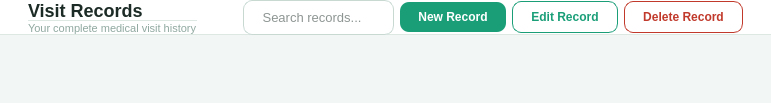
Before: the Qt Designer form src/ui/page_records.ui in shasheenahdeeneillelumasag/CCC151---Group-Project, drawn with Qt 5.
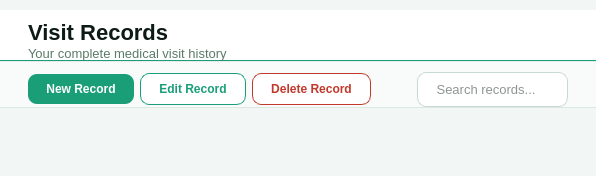
After: the same form once the commit is applied.

Patch:
```diff
--- a/src/ui/page_records.ui
+++ b/src/ui/page_records.ui
@@ -13,20 +13,53 @@
   </property>
   <layout class="QVBoxLayout" name="recLayout">
    <property name="spacing"><number>0</number></property>
-   <property name="leftMargin"><number>0</number></property><property name="topMargin"><number>0</number></property><property name="rightMargin"><number>0</number></property><property name="bottomMargin"><number>0</number></property>
+   <property name="leftMargin"><number>0</number></property><property name="topMargin"><number>10</number></property><property name="rightMargin"><number>0</number></property><property name="bottomMargin"><number>0</number></property>
 
    
    <item>
     <widget class="QFrame" name="topbar">
-     <property name="styleSheet"><string>QFrame { background: #FFFFFF; border-bottom: 1px solid #DDE8E3; }</string></property>
-     <property name="minimumHeight"><number>62</number></property><property name="maximumHeight"><number>62</number></property>
-     <layout class="QHBoxLayout"><property name="leftMargin"><number>28</number></property><property name="topMargin"><number>0</number></property><property name="rightMargin"><number>28</number></property><property name="bottomMargin"><number>0</number></property>
+      <property name="styleSheet"><string>QFrame#topbar { background: #FFFFFF; border-bottom: 1px solid #1A9E78; }</string></property>
+       <property name="minimumHeight"><number>72</number></property><property name="maximumHeight"><number>72</number></property>
+       <layout class="QHBoxLayout"><property name="leftMargin"><number>28</number></property><property name="topMargin"><number>10</number></property><property name="rightMargin"><number>28</number></property><property name="bottomMargin"><number>0</number></property>
       <item><layout class="QVBoxLayout"><property name="spacing"><number>1</number></property>
-       <item><widget class="QLabel"><property name="text"><string>Visit Records</string></property><property name="styleSheet"><string>QLabel { font-size: 18px; font-weight: bold; color: #1C2B25; }</string></property></widget></item>
-       <item><widget class="QLabel"><property name="text"><string>Your complete medical visit history</string></property><property name="styleSheet"><string>QLabel { font-size: 11px; color: #8FA89F; }</string></property></widget></item>
-      </layout></item>
+         <item><widget class="QLabel"><property name="text"><string>Visit Records</string></property><property name="styleSheet"><string>QLabel { font-size: 22px; font-weight: bold; color: #0D1B16; }</string></property></widget></item>
+         <item><widget class="QLabel"><property name="text"><string>Your complete medical visit history</string></property><property name="styleSheet"><string>QLabel { font-size: 13px; color: #5A7A6A; }</string></property></widget></item>
+        </layout></item>
+       </layout>
+      </widget>
+     </item>
       <item>
- <spacer name="horizontalSpacer">
+      <widget class="QFrame" name="toolbar">
+       <property name="styleSheet">
+        <string>QFrame#toolbar { background: #F8FBFA; border-bottom: 1px solid #DDE8E3; border-top: 1px solid #E4EDE9; }</string>
+      </property>
+      <property name="minimumHeight"><number>48</number></property>
+      <property name="maximumHeight"><number>48</number></property>
+      <layout class="QHBoxLayout">
+       <property name="leftMargin"><number>28</number></property>
+       <property name="topMargin"><number>10</number></property>
+       <property name="rightMargin"><number>28</number></property>
+       <property name="bottomMargin"><number>0</number></property>
+       <item>
+        <widget class="QPushButton" name="btnNewRecord">
+         <property name="text"><string>New Record</string></property>
+         <property name="styleSheet"><string>QPushButton { background: #1A9E78; color: #FFF; font-size: 12px; font-weight: 600; border: none; border-radius: 9px; padding: 8px 18px; } QPushButton:hover { background: #0D6B52; }</string></property>
+        </widget>
+       </item>
+       <item>
+        <widget class="QPushButton" name="btnEditRecord">
+         <property name="text"><string>Edit Record</string></property>
+         <property name="styleSheet"><string>QPushButton { background: #FFFFFF; color: #1A9E78; font-size: 12px; font-weight: 600; border: 1px solid #1A9E78; border-radius: 9px; padding: 8px 18px; } QPushButton:hover { background: #E3F5EE; }</string></property>
+        </widget>
+       </item>
+       <item>
+        <widget class="QPushButton" name="btnDeleteRecord">
+         <property name="text"><string>Delete Record</string></property>
+         <property name="styleSheet"><string>QPushButton { background: #FFFFFF; color: #C0392B; font-size: 12px; font-weight: 600; border: 1px solid #C0392B; border-radius: 9px; padding: 8px 18px; } QPushButton:hover { background: #FDECEB; }</string></property>
+        </widget>
+       </item>
+       <item>
+        <spacer>
   <property name="orientation">
    <enum>Qt::Horizontal</enum>
   </property>
@@ -38,14 +71,16 @@
   </property>
  </spacer>
 </item>
-      <item><widget class="QLineEdit" name="searchInput"><property name="placeholderText"><string> Search records...</string></property><property name="minimumWidth"><number>200</number></property><property name="maximumWidth"><number>240</number></property></widget></item>
-      <item><widget class="QPushButton" name="btnNewRecord"><property name="text"><string>New Record</string></property><property name="styleSheet"><string>QPushButton { background: #1A9E78; color: #FFF; font-size: 12px; font-weight: 600; border: none; border-radius: 9px; padding: 8px 18px; } QPushButton:hover { background: #0D6B52; }</string></property></widget></item>
-      <item><widget class="QPushButton" name="btnEditRecord"><property name="text"><string>Edit Record</string></property><property name="styleSheet"><string>QPushButton { background: #FFFFFF; color: #1A9E78; font-size: 12px; font-weight: 600; border: 1px solid #1A9E78; border-radius: 9px; padding: 8px 18px; } QPushButton:hover { background: #E3F5EE; }</string></property></widget></item>
-      <item><widget class="QPushButton" name="btnDeleteRecord"><property name="text"><string>Delete Record</string></property><property name="styleSheet"><string>QPushButton { background: #FFFFFF; color: #C0392B; font-size: 12px; font-weight: 600; border: 1px solid #C0392B; border-radius: 9px; padding: 8px 18px; } QPushButton:hover { background: #FDECEB; }</string></property></widget></item>
+       <item>
+        <widget class="QLineEdit" name="searchInput">
+         <property name="placeholderText"><string> Search records...</string></property>
+         <property name="minimumWidth"><number>200</number></property>
+         <property name="maximumWidth"><number>240</number></property>
+        </widget>
+       </item>
      </layout>
     </widget>
    </item>
-
    <item>
     <widget class="QScrollArea" name="scrollArea">
      <property name="widgetResizable"><bool>true</bool></property>
```
Lines whose indentation alone changed are shown as unchanged.
